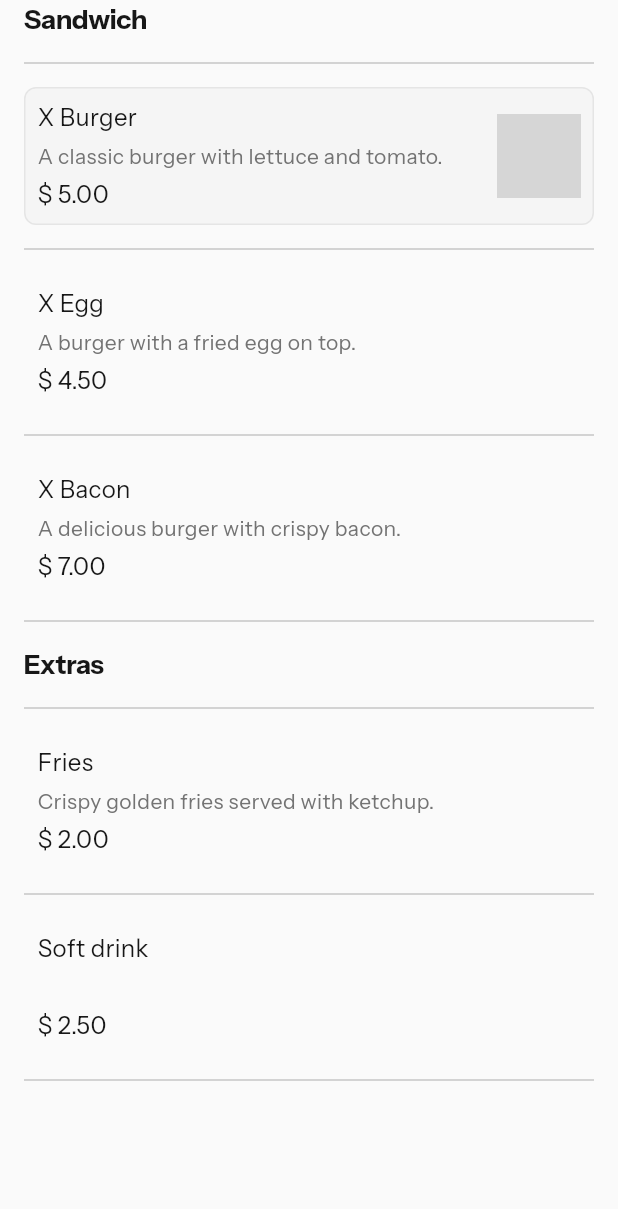
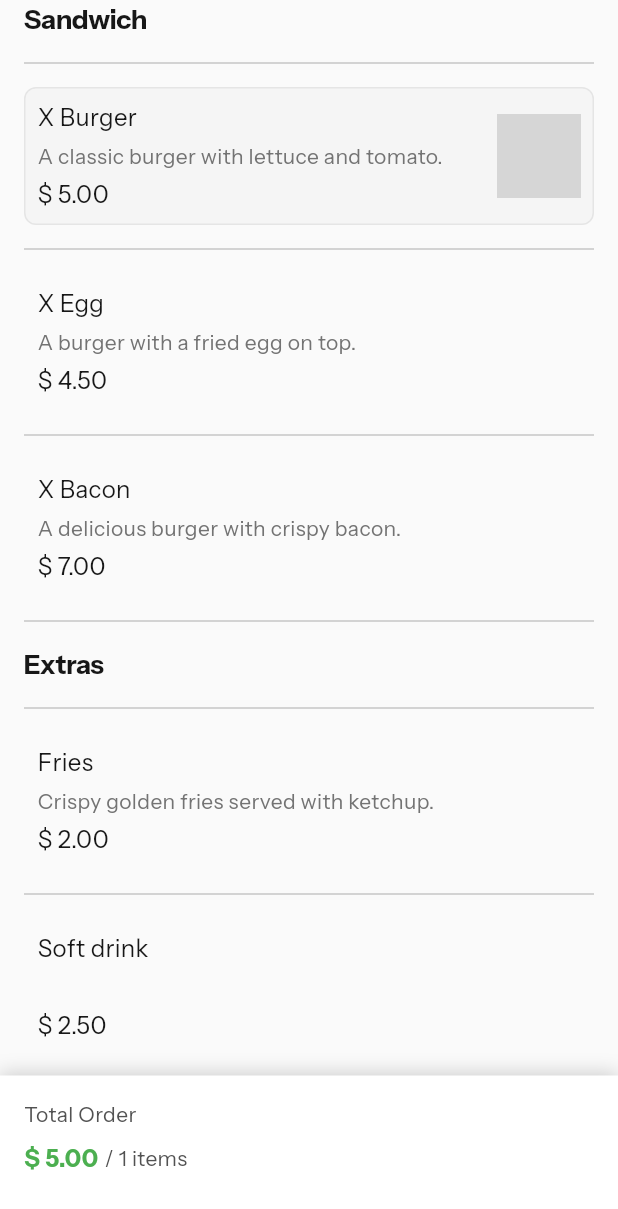
Before and after one commit to zanelladev/bom_hamburguer, a Flutter app: the screen it shows after launch, after a tap on "X Burger", on a phone screen of 412 x 824 dp. Shown: the top 1209 px of the screen. Run offline on Flutter 3.47's test engine with Material 3 defaults, Android fonts, the phone set to English and light mode, and no system bars; our stand-ins replace go_router, google_fonts; network calls fail; grey boxes are pictures that could not be loaded.

Commit message:
feat: add DataConstants for categories data path, refactor repositories to use it, and enhance order card UI

```diff
--- /dev/null
+++ b/lib/src/core/constants/data_constants.dart
@@ -0,0 +1,3 @@
+abstract class DataConstants {
+  static const String categoriesData = 'assets/categories_data.json';
+}
--- a/lib/src/modules/home/data/repositories/category_repository.dart
+++ b/lib/src/modules/home/data/repositories/category_repository.dart
@@ -2,6 +2,7 @@ import 'dart:convert';
 
 import 'package:flutter/services.dart';
 
+import '../../../../core/constants/data_constants.dart';
 import '../../../../core/core.dart';
 import '../../domain/entities/category_entity.dart';
 import '../../domain/repositories/i_category_repository.dart';
@@ -13,9 +14,7 @@ class CategoryRepository implements ICategoryRepository {
     try {
       await Future.delayed(const Duration(seconds: 1));
 
-      String jsonString = await rootBundle.loadString(
-        'assets/categories_data.json',
-      );
+      final jsonString = await rootBundle.loadString(DataConstants.categoriesData);
 
       final List<dynamic> jsonList = json.decode(jsonString) as List<dynamic>;
 
--- a/lib/src/modules/home/data/repositories/order_repository.dart
+++ b/lib/src/modules/home/data/repositories/order_repository.dart
@@ -2,6 +2,7 @@ import 'dart:convert';
 
 import 'package:flutter/services.dart';
 
+import '../../../../core/constants/data_constants.dart';
 import '../../../../core/core.dart';
 import '../../domain/dtos/order_item_dto.dart';
 import '../../domain/entities/category_entity.dart';
@@ -13,9 +14,7 @@ class OrderRepository implements IOrderRepository {
   @override
   AsyncResult<OrderResumeVO> getOrderResume(OrderDto dto) async {
     try {
-      String jsonString = await rootBundle.loadString(
-        'assets/categories_data.json',
-      );
+      final jsonString = await rootBundle.loadString(DataConstants.categoriesData);
 
       final List<dynamic> jsonList = json.decode(jsonString) as List<dynamic>;
 
@@ -59,6 +58,7 @@ class OrderRepository implements IOrderRepository {
         subtotal: subtotal,
         discount: discount,
         discountPercentage: discountPercentage,
+        itemsCount: dto.items.length,
       ));
     } catch (e) {
       return left(FailedToGetOrderResume());
--- a/lib/src/modules/home/domain/value_objects/order_resume_vo.dart
+++ b/lib/src/modules/home/domain/value_objects/order_resume_vo.dart
@@ -6,11 +6,13 @@ class OrderResumeVO {
   final double total;
   final double discount;
   final double discountPercentage;
+  final int itemsCount;
 
   const OrderResumeVO({
     required this.subtotal,
     required this.total,
     required this.discount,
     required this.discountPercentage,
+    required this.itemsCount,
   });
 }
--- a/lib/src/modules/home/presenter/pages/home_page.dart
+++ b/lib/src/modules/home/presenter/pages/home_page.dart
@@ -46,7 +46,9 @@ class _HomePageState extends State<HomePage> {
               return Center(
                 child: Text(
                   state.error.message,
-                  style: context.texts.paragraphMedium.copyWith(color: Colors.red),
+                  style: context.texts.paragraphMedium.copyWith(
+                    color: Colors.red,
+                  ),
                 ),
               );
             }
@@ -69,7 +71,7 @@ class _HomePageState extends State<HomePage> {
                       itemBuilder: (context, index) {
                         return CategoryWidget(
                           category: state.categories[index],
-                          toggleItemSelection: widget.categoriesController.toggleItemSelection,
+                          toggleItemSelection: _toggleItemSelection,
                         );
                       },
                     ),
@@ -85,7 +87,7 @@ class _HomePageState extends State<HomePage> {
     );
   }
 
-  void toggleItemSelection(int itemId) {
+  void _toggleItemSelection(int itemId) {
     widget.categoriesController.toggleItemSelection(itemId);
 
     final itemsId = widget.categoriesController.value.categories
--- a/lib/src/modules/home/presenter/widgets/order_card_bottom_sheet_widget.dart
+++ b/lib/src/modules/home/presenter/widgets/order_card_bottom_sheet_widget.dart
@@ -17,17 +17,27 @@ class OrderCardBottomSheetWidget extends StatelessWidget {
         if (state.isInitial) return const SizedBox.shrink();
 
         return Container(
+          width: double.infinity,
           padding: const EdgeInsets.all(16),
           decoration: BoxDecoration(
             color: Colors.white,
-            borderRadius: BorderRadius.vertical(top: Radius.circular(16)),
+            boxShadow: [
+              BoxShadow(
+                color: AppColors.neutral900.withValues(alpha: 0.2),
+                blurRadius: 10,
+                offset: const Offset(0, -2),
+              ),
+            ],
           ),
           child: Column(
+            crossAxisAlignment: CrossAxisAlignment.start,
             mainAxisSize: MainAxisSize.min,
             children: [
               Text(
-                'Total',
-                style: context.texts.paragraphMedium,
+                'Total Order',
+                style: context.texts.paragraphSmall.copyWith(
+                  color: AppColors.neutral600,
+                ),
               ),
               const SizedBox(height: 8),
               Builder(builder: (context) {
@@ -39,14 +49,29 @@ class OrderCardBottomSheetWidget extends StatelessWidget {
                 }
 
                 if (state is OrderLoadedState) {
-                  return Text(
-                    ': ${state.orderResume.total}',
-                    style: context.texts.paragraphMedium,
+                  return Row(
+                    children: [
+                      Text(
+                        '\$ ${state.orderResume.total.toStringAsFixed(2)}',
+                        style: context.texts.paragraphMedium.copyWith(
+                          color: Colors.green,
+                          fontWeight: FontWeight.bold,
+                        ),
+                      ),
+                      SizedBox(width: 4),
+                      Text(
+                        '/ ${state.orderResume.itemsCount} items',
+                        style: context.texts.paragraphSmall.copyWith(
+                          color: AppColors.neutral600,
+                        ),
+                      ),
+                    ],
                   );
                 }
 
                 return const SizedBox.shrink();
               }),
+              const SizedBox(height: 24),
             ],
           ),
         );
```
